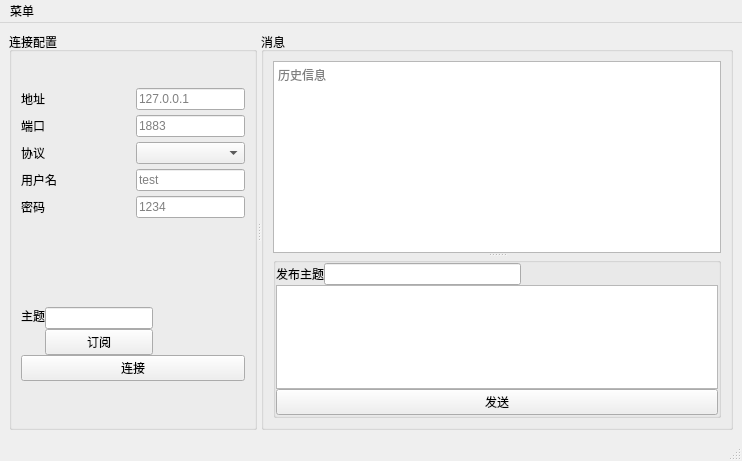
Before: the Qt Designer form mainwindow.ui in zxb0000/QtMqtt, drawn with Qt 5.
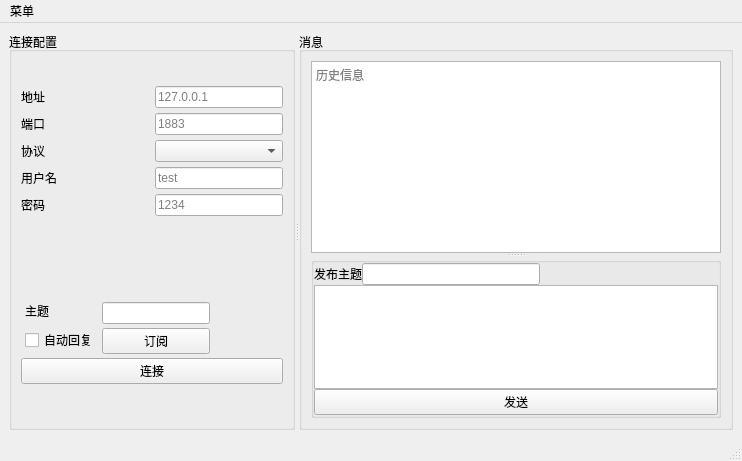
After: the same form once the commit is applied.

Commit message: 自动回复

Diff of the .ui file:
```diff
--- a/mainwindow.ui
+++ b/mainwindow.ui
@@ -207,19 +207,22 @@
               <enum>QLayout::SetFixedSize</enum>
              </property>
              <property name="horizontalSpacing">
-              <number>0</number>
+              <number>4</number>
              </property>
              <property name="verticalSpacing">
-              <number>0</number>
+              <number>4</number>
              </property>
              <property name="leftMargin">
-              <number>0</number>
+              <number>4</number>
+             </property>
+             <property name="topMargin">
+              <number>4</number>
              </property>
              <property name="rightMargin">
-              <number>0</number>
+              <number>4</number>
              </property>
              <property name="bottomMargin">
-              <number>0</number>
+              <number>4</number>
              </property>
              <item row="1" column="0">
               <widget class="QLabel" name="label_10">
@@ -270,6 +273,13 @@
                </property>
               </spacer>
              </item>
+             <item row="2" column="0">
+              <widget class="QCheckBox" name="checkBox">
+               <property name="text">
+                <string>自动回复</string>
+               </property>
+              </widget>
+             </item>
             </layout>
            </widget>
           </item>
```
Left out of the diff: 4 changed lines with no effect on the pictures. The commit also changes 7 other files.
